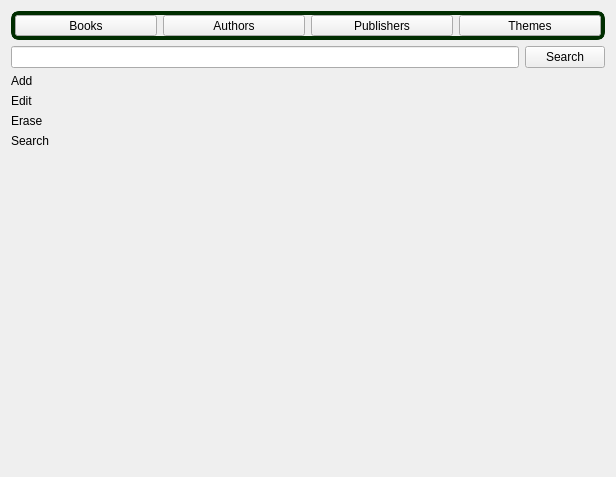
Old version of the form src/gui/UI/OperationsWidget.ui in the repository jgastal/plivros.
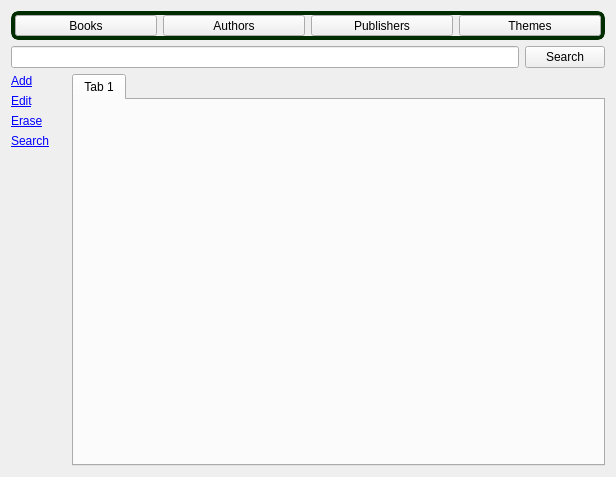
New version of the form.

Commit message: MainWindow now moves from CategoryFrame to OperationsWidget. Added section enum to specify one of: book, author, publisher, theme. OperationsWidget now has a tabWidget in which forms will be put.

Diff of the .ui file:
```diff
--- a/src/gui/UI/OperationsWidget.ui
+++ b/src/gui/UI/OperationsWidget.ui
@@ -10,6 +10,12 @@
     <height>477</height>
    </rect>
   </property>
+  <property name="sizePolicy">
+   <sizepolicy hsizetype="Expanding" vsizetype="Expanding">
+    <horstretch>0</horstretch>
+    <verstretch>0</verstretch>
+   </sizepolicy>
+  </property>
   <property name="windowTitle">
    <string>Form</string>
   </property>
@@ -134,21 +140,24 @@
       </size>
      </property>
      <property name="text">
-      <string>Add</string>
+      <string>&lt;!DOCTYPE HTML PUBLIC &quot;-//W3C//DTD HTML 4.0//EN&quot; &quot;http://www.w3.org/TR/REC-html40/strict.dtd&quot;&gt;
+&lt;html&gt;&lt;head&gt;&lt;meta name=&quot;qrichtext&quot; content=&quot;1&quot; /&gt;&lt;style type=&quot;text/css&quot;&gt;
+p, li { white-space: pre-wrap; }
+&lt;/style&gt;&lt;/head&gt;&lt;body style=&quot; font-family:'DejaVu Sans'; font-size:9pt; font-weight:400; font-style:normal;&quot;&gt;
+&lt;p style=&quot; margin-top:0px; margin-bottom:0px; margin-left:0px; margin-right:0px; -qt-block-indent:0; text-indent:0px;&quot;&gt;&lt;a href=&quot;internal:/add&quot;&gt;&lt;span style=&quot; text-decoration: underline; color:#0000ff;&quot;&gt;Add&lt;/span&gt;&lt;/a&gt;&lt;/p&gt;&lt;/body&gt;&lt;/html&gt;</string>
      </property>
     </widget>
    </item>
    <item row="2" column="1" rowspan="5" colspan="2">
-    <widget class="QWidget" name="formWidget" native="true">
-     <property name="sizePolicy">
-      <sizepolicy hsizetype="Expanding" vsizetype="Expanding">
-       <horstretch>0</horstretch>
-       <verstretch>0</verstretch>
-      </sizepolicy>
+    <widget class="QTabWidget" name="tabWidget">
+     <property name="currentIndex">
+      <number>0</number>
      </property>
-     <property name="styleSheet">
-      <string notr="true"/>
-     </property>
+     <widget class="QWidget" name="tab_5">
+      <attribute name="title">
+       <string>Tab 1</string>
+      </attribute>
+     </widget>
     </widget>
    </item>
    <item row="3" column="0">
@@ -166,7 +175,11 @@
       </size>
      </property>
      <property name="text">
-      <string>Edit</string>
+      <string>&lt;!DOCTYPE HTML PUBLIC &quot;-//W3C//DTD HTML 4.0//EN&quot; &quot;http://www.w3.org/TR/REC-html40/strict.dtd&quot;&gt;
+&lt;html&gt;&lt;head&gt;&lt;meta name=&quot;qrichtext&quot; content=&quot;1&quot; /&gt;&lt;style type=&quot;text/css&quot;&gt;
+p, li { white-space: pre-wrap; }
+&lt;/style&gt;&lt;/head&gt;&lt;body style=&quot; font-family:'DejaVu Sans'; font-size:9pt; font-weight:400; font-style:normal;&quot;&gt;
+&lt;p style=&quot; margin-top:0px; margin-bottom:0px; margin-left:0px; margin-right:0px; -qt-block-indent:0; text-indent:0px;&quot;&gt;&lt;a href=&quot;internal:/edit&quot;&gt;&lt;span style=&quot; text-decoration: underline; color:#0000ff;&quot;&gt;Edit&lt;/span&gt;&lt;/a&gt;&lt;/p&gt;&lt;/body&gt;&lt;/html&gt;</string>
      </property>
     </widget>
    </item>
@@ -185,7 +198,11 @@
       </size>
      </property>
      <property name="text">
-      <string>Erase</string>
+      <string>&lt;!DOCTYPE HTML PUBLIC &quot;-//W3C//DTD HTML 4.0//EN&quot; &quot;http://www.w3.org/TR/REC-html40/strict.dtd&quot;&gt;
+&lt;html&gt;&lt;head&gt;&lt;meta name=&quot;qrichtext&quot; content=&quot;1&quot; /&gt;&lt;style type=&quot;text/css&quot;&gt;
+p, li { white-space: pre-wrap; }
+&lt;/style&gt;&lt;/head&gt;&lt;body style=&quot; font-family:'DejaVu Sans'; font-size:9pt; font-weight:400; font-style:normal;&quot;&gt;
+&lt;p style=&quot; margin-top:0px; margin-bottom:0px; margin-left:0px; margin-right:0px; -qt-block-indent:0; text-indent:0px;&quot;&gt;&lt;a href=&quot;internal:/erase&quot;&gt;&lt;span style=&quot; text-decoration: underline; color:#0000ff;&quot;&gt;Erase&lt;/span&gt;&lt;/a&gt;&lt;/p&gt;&lt;/body&gt;&lt;/html&gt;</string>
      </property>
     </widget>
    </item>
@@ -204,7 +221,11 @@
       </size>
      </property>
      <property name="text">
-      <string>Search</string>
+      <string>&lt;!DOCTYPE HTML PUBLIC &quot;-//W3C//DTD HTML 4.0//EN&quot; &quot;http://www.w3.org/TR/REC-html40/strict.dtd&quot;&gt;
+&lt;html&gt;&lt;head&gt;&lt;meta name=&quot;qrichtext&quot; content=&quot;1&quot; /&gt;&lt;style type=&quot;text/css&quot;&gt;
+p, li { white-space: pre-wrap; }
+&lt;/style&gt;&lt;/head&gt;&lt;body style=&quot; font-family:'DejaVu Sans'; font-size:9pt; font-weight:400; font-style:normal;&quot;&gt;
+&lt;p style=&quot; margin-top:0px; margin-bottom:0px; margin-left:0px; margin-right:0px; -qt-block-indent:0; text-indent:0px;&quot;&gt;&lt;a href=&quot;internal:/search&quot;&gt;&lt;span style=&quot; text-decoration: underline; color:#0000ff;&quot;&gt;Search&lt;/span&gt;&lt;/a&gt;&lt;/p&gt;&lt;/body&gt;&lt;/html&gt;</string>
      </property>
     </widget>
    </item>
```
The commit also changes 7 other files.
